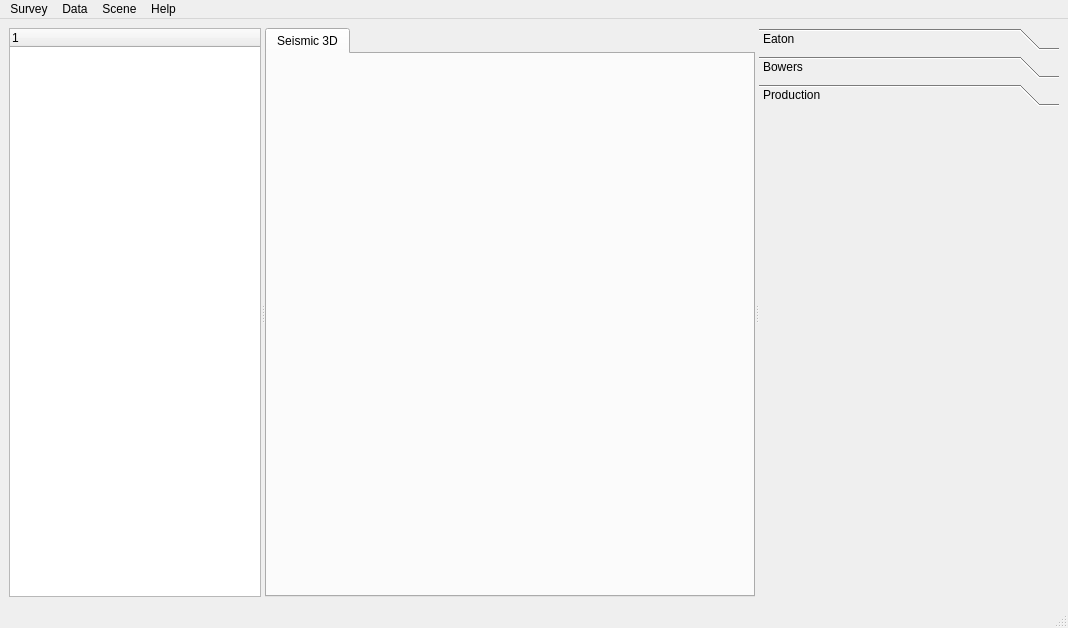
Above: pygeopressure_gui/ui/pygeopressure.ui from whimian/pyGeoPressure_gui before the change. Below: the same form after it.
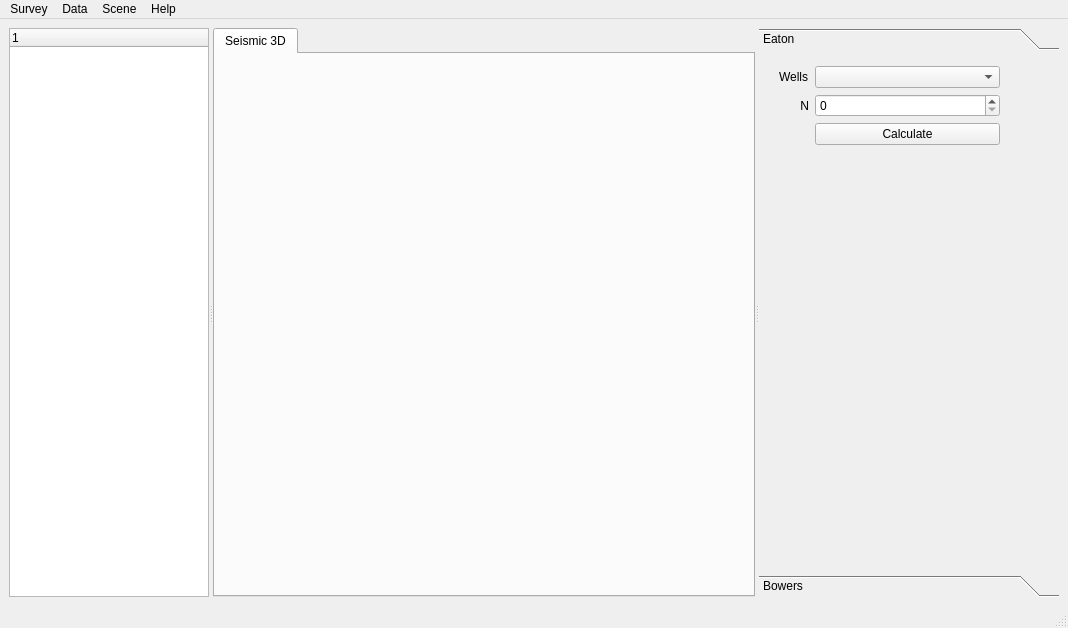
That is the form after the change.

```diff
--- a/pygeopressure_gui/ui/pygeopressure.ui
+++ b/pygeopressure_gui/ui/pygeopressure.ui
@@ -45,7 +45,7 @@
        </property>
        <property name="maximumSize">
         <size>
-         <width>252</width>
+         <width>200</width>
          <height>16777215</height>
         </size>
        </property>
@@ -82,7 +82,7 @@
         </size>
        </property>
        <property name="currentIndex">
-        <number>2</number>
+        <number>0</number>
        </property>
        <widget class="QWidget" name="page_eaton">
         <property name="enabled">
@@ -93,7 +93,7 @@
           <x>0</x>
           <y>0</y>
           <width>300</width>
-          <height>452</height>
+          <height>515</height>
          </rect>
         </property>
         <property name="accessibleName">
@@ -259,19 +259,6 @@
          </layout>
         </widget>
        </widget>
-       <widget class="QWidget" name="page_produce">
-        <property name="geometry">
-         <rect>
-          <x>0</x>
-          <y>0</y>
-          <width>300</width>
-          <height>452</height>
-         </rect>
-        </property>
-        <attribute name="label">
-         <string>Production</string>
-        </attribute>
-       </widget>
       </widget>
      </widget>
     </item>
```
Left out of the diff: 10 changed lines with no effect on the pictures.
